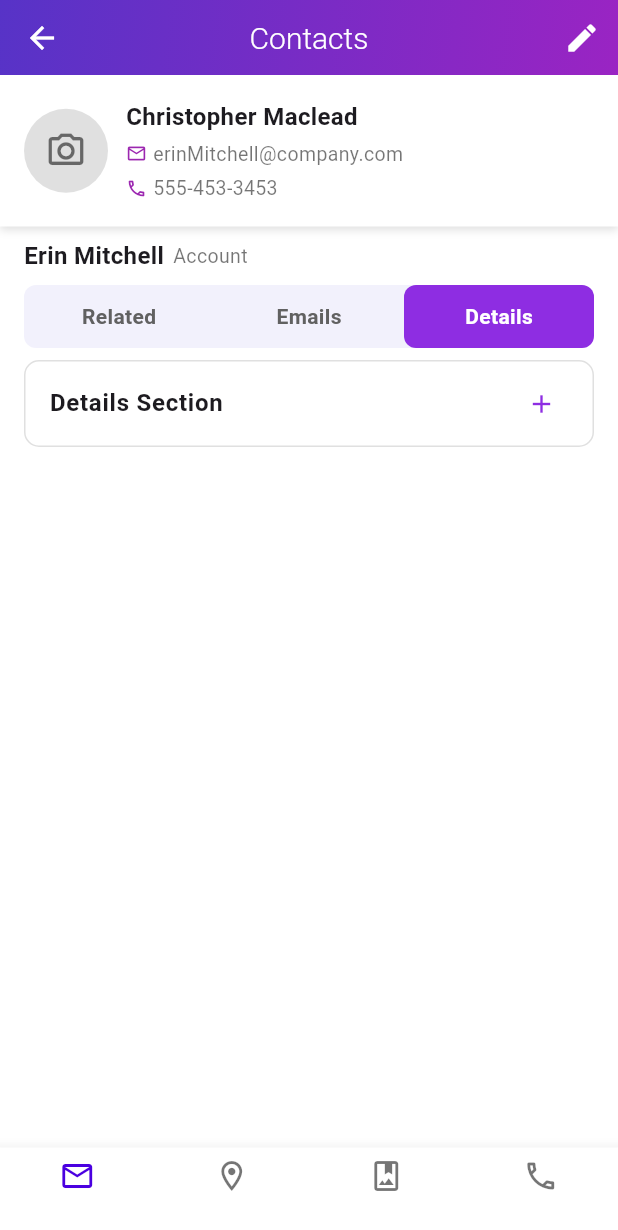
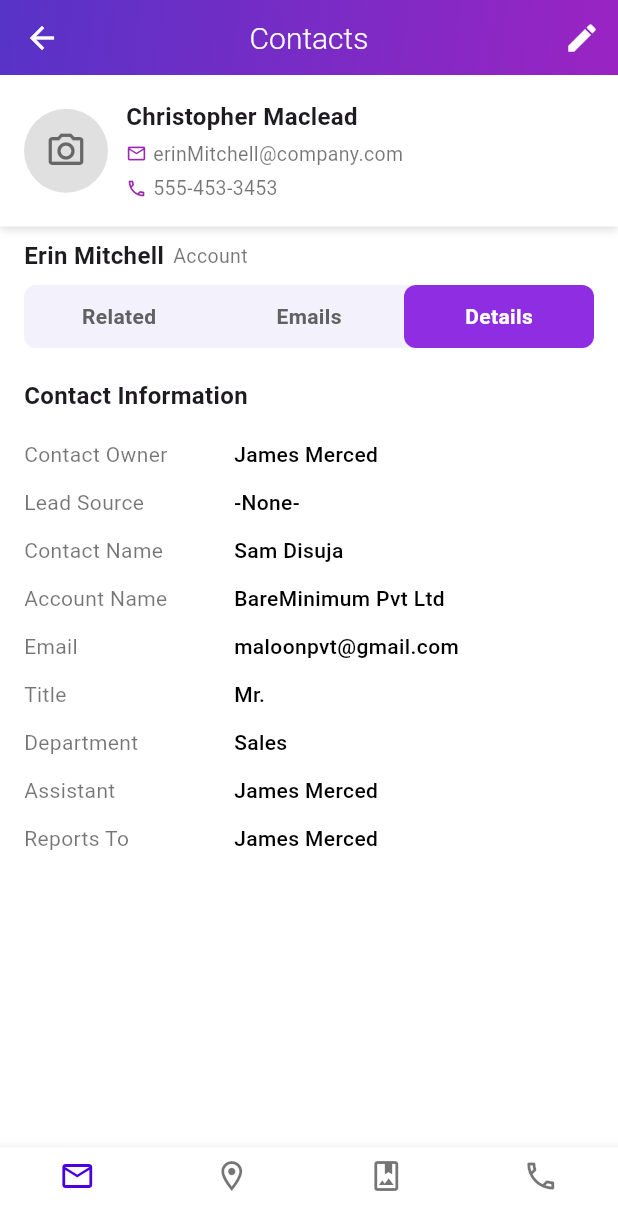
Before and after one commit to KMG-ORG/flutter-crm-mobile, a Flutter app: the ContactDetailsPage screen opened directly, after a tap on "Emails", after a tap on "Details", on a phone screen of 412 x 824 dp. Shown: the top 1230 px of the screen. Run offline on Flutter 3.47's test engine with Material 3 defaults, Android fonts, the phone set to English and light mode, and no system bars; our stand-ins replace flutter_dotenv, flutter_secure_storage, flutter_speed_dial; accounts and stored records are empty.

Commit message:
contact details screen

```diff
--- a/lib/screens/contacts/contact_view_page.dart
+++ b/lib/screens/contacts/contact_view_page.dart
@@ -172,7 +172,7 @@ class _ContactDetailsPageState extends State<ContactDetailsPage> {
                 ] else if (selectedTabIndex == 1) ...[
                   _buildExpandableTile("Emails Section", false),
                 ] else if (selectedTabIndex == 2) ...[
-                  _buildExpandableTile("Details Section", false),
+                  _buildContactInfoSection(),
                 ],
               ],
             ),
@@ -253,4 +253,59 @@ class _ContactDetailsPageState extends State<ContactDetailsPage> {
       ),
     );
   }
+
+  // --- Contact Info Section (Details Tab Content) ---
+  Widget _buildContactInfoSection() {
+    return Column(
+      crossAxisAlignment: CrossAxisAlignment.start,
+      children: [
+        const SizedBox(height: 12),
+        const Text(
+          "Contact Information",
+          style: TextStyle(fontSize: 16, fontWeight: FontWeight.bold),
+        ),
+        const SizedBox(height: 12),
+
+        _buildInfoRow("Contact Owner", "James Merced"),
+        _buildInfoRow("Lead Source", "-None-"),
+        _buildInfoRow("Contact Name", "Sam Disuja"),
+        _buildInfoRow("Account Name", "BareMinimum Pvt Ltd"),
+        _buildInfoRow("Email", "maloonpvt@gmail.com"),
+        _buildInfoRow("Title", "Mr."),
+        _buildInfoRow("Department", "Sales"),
+        _buildInfoRow("Assistant", "James Merced"),
+        _buildInfoRow("Reports To", "James Merced"),
+
+        const SizedBox(height: 16),
+      ],
+    );
+  }
+
+  Widget _buildInfoRow(String label, String value) {
+    return Padding(
+      padding: const EdgeInsets.symmetric(vertical: 6),
+      child: Row(
+        crossAxisAlignment: CrossAxisAlignment.start,
+        children: [
+          SizedBox(
+            width: 140,
+            child: Text(
+              label,
+              style: const TextStyle(color: Colors.black54, fontSize: 14),
+            ),
+          ),
+          Expanded(
+            child: Text(
+              value,
+              style: const TextStyle(
+                color: Colors.black,
+                fontWeight: FontWeight.w500,
+                fontSize: 14,
+              ),
+            ),
+          ),
+        ],
+      ),
+    );
+  }
 }
```
